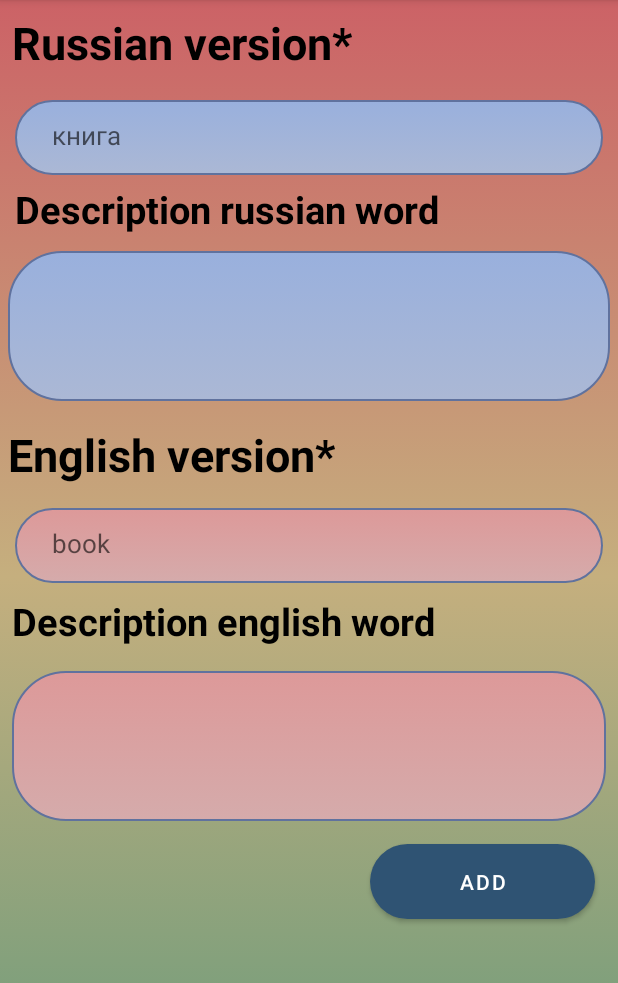
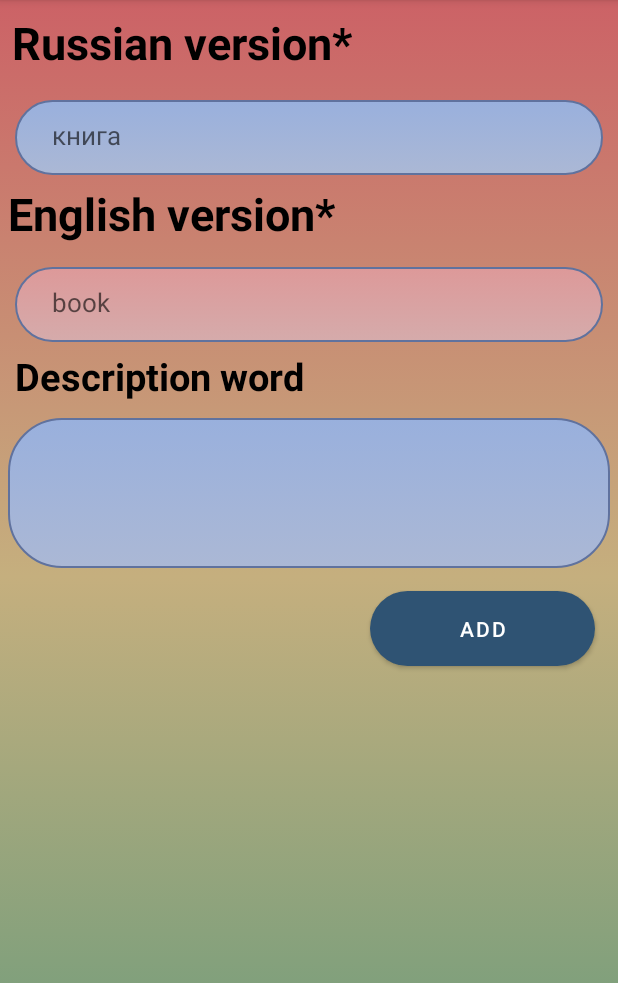
Before and after one commit to azizconi/LearningEnglish, an Android app: the DataFragment screen opened through its navigation route, after a tap on "ADD", on a phone screen of 412 x 824 dp, the part 84-1067 px from its top. Run offline under Robolectric (Android 15) with nearby library versions, the phone set to English and light mode, and no system bars; our stand-ins replace Room's generated code.

Commit message:
new data

```diff
--- a/app/src/main/java/com/example/learningenglish/data/DataBase.kt
+++ b/app/src/main/java/com/example/learningenglish/data/DataBase.kt
@@ -6,7 +6,7 @@ import androidx.room.Room
 import androidx.room.RoomDatabase
 
 
-@Database(entities = [Entity::class], version = 2)
+@Database(entities = [Entity::class], version = 3)
 abstract class DataBase : RoomDatabase() {
 
     abstract fun daoLearning(): DaoLearning
--- a/app/src/main/java/com/example/learningenglish/data/Entity.kt
+++ b/app/src/main/java/com/example/learningenglish/data/Entity.kt
@@ -15,7 +15,6 @@ data class Entity(
     @NonNull
     val englishVariant: String,
     @NonNull
-    val descriptionEnglishVariant: String,
     val russianVariant: String? = null,
-    val descriptionRussianVariant: String? = null
+    val descriptionAllWord: String? = null
 ) : Parcelable
--- a/app/src/main/java/com/example/learningenglish/ui/dataFragment/DataFragment.kt
+++ b/app/src/main/java/com/example/learningenglish/ui/dataFragment/DataFragment.kt
@@ -17,16 +17,16 @@ import com.google.android.material.snackbar.Snackbar
 
 class DataFragment : Fragment() {
     private lateinit var russianVersion: EditText
-    private lateinit var descriptionRussian: EditText
+
     private lateinit var englishVersion: EditText
-    private lateinit var descriptionEnglish: EditText
+    private lateinit var descriptionAll: EditText
     private lateinit var addWord: MaterialButton
     private lateinit var viewModel: MainViewModel
 
     private lateinit var setRussianVersion: String
-    private lateinit var setDescriptionRussian: String
+
     private lateinit var setEnglishVersion: String
-    private lateinit var setDescriptionEnglish: String
+    private lateinit var setDescriptionAll: String
 
     override fun onCreateView(
         inflater: LayoutInflater, container: ViewGroup?,
@@ -41,36 +41,21 @@ class DataFragment : Fragment() {
         super.onViewCreated(view, savedInstanceState)
 
         russianVersion = view.findViewById(R.id.russianVersion)
-        descriptionRussian = view.findViewById(R.id.descriptionRussian)
+
         englishVersion = view.findViewById(R.id.englishVersion)
-        descriptionEnglish = view.findViewById(R.id.descriptionEnglish)
+        descriptionAll = view.findViewById(R.id.descriptionAll)
         addWord = view.findViewById(R.id.addWord)
         viewModel = ViewModelProvider(this).get(MainViewModel::class.java)
 
 
-        russianVersion.setText(setRussianVersion)
-        descriptionRussian.setText(setDescriptionRussian)
-        englishVersion.setText(setEnglishVersion)
-        descriptionEnglish.setText(setDescriptionEnglish)
+
 
 
         addWord.setOnClickListener {
-            if (!TextUtils.isEmpty(getRussianVersion()) && !TextUtils.isEmpty(getEnglishVersion())) {
-                Toast.makeText(requireContext(), "Поля заполнены", Toast.LENGTH_SHORT)
-                    .show()
-            }else{
-                Toast.makeText(requireContext(), "Сначала заполните поля", Toast.LENGTH_SHORT)
-                    .show()
-            }
+
         }
 
     }
 
-    private fun getRussianVersion(): String {
-        return russianVersion.text.toString().trim()
-    }
 
-    private fun getEnglishVersion(): String {
-        return englishVersion.text.toString().trim()
-    }
 }
--- a/app/src/main/java/com/example/learningenglish/ui/mainFragment/MainFragment.kt
+++ b/app/src/main/java/com/example/learningenglish/ui/mainFragment/MainFragment.kt
@@ -65,7 +65,7 @@ class MainFragment : Fragment(), OnClick {
         Log.e("TAG", "onClickList: ", )
         val bundle: Bundle = Bundle()
         bundle.putParcelable("entity", entity)
-        findNavController().navigate(R.id.outDataFragment, bundle)
+        findNavController().navigate(R.id.dataFragment, bundle)
     }
 
 
--- a/app/src/main/res/layout/fragment_data.xml
+++ b/app/src/main/res/layout/fragment_data.xml
@@ -38,21 +38,23 @@
         android:layout_height="wrap_content"
         android:padding="5dp"
         android:paddingStart="10dp"
-        android:text="Description russian word"
+        android:text="Description word"
         android:textColor="@color/black"
         android:textSize="25sp"
         android:textStyle="bold"
+
         app:layout_constraintStart_toStartOf="parent"
-        app:layout_constraintTop_toBottomOf="@+id/russianVersion" />
+        app:layout_constraintTop_toBottomOf="@+id/englishVersion" />
 
 
     <EditText
-        android:id="@+id/descriptionRussian"
+        android:id="@+id/descriptionAll"
         android:layout_width="match_parent"
         android:layout_height="100dp"
 
         android:layout_margin="5dp"
         android:background="@drawable/bg_edittext"
+
         app:layout_constraintTop_toBottomOf="@+id/textView4" />
 
 
@@ -63,14 +65,13 @@
         android:id="@+id/textView5"
         android:layout_width="wrap_content"
         android:layout_height="wrap_content"
-        android:layout_marginTop="10dp"
         android:padding="5dp"
         android:text="English version*"
         android:textColor="@color/black"
         android:textSize="30sp"
         android:textStyle="bold"
         app:layout_constraintStart_toStartOf="parent"
-        app:layout_constraintTop_toBottomOf="@+id/descriptionRussian" />
+        app:layout_constraintTop_toBottomOf="@+id/russianVersion" />
 
     <EditText
         android:id="@+id/englishVersion"
@@ -83,28 +84,6 @@
 
         app:layout_constraintTop_toBottomOf="@+id/textView5" />
 
-    <TextView
-        android:id="@+id/textView6"
-        android:layout_width="wrap_content"
-        android:layout_height="wrap_content"
-        android:padding="8dp"
-        android:text="Description english word"
-        android:textColor="@color/black"
-        android:textSize="25sp"
-        android:textStyle="bold"
-        app:layout_constraintStart_toStartOf="parent"
-        app:layout_constraintTop_toBottomOf="@+id/englishVersion" />
-
-
-    <EditText
-        android:id="@+id/descriptionEnglish"
-        android:layout_width="match_parent"
-        android:layout_height="100dp"
-
-        android:layout_margin="8dp"
-        android:background="@drawable/bg_edittext_for_english_variant"
-        app:layout_constraintTop_toBottomOf="@+id/textView6" />
-
 
     <com.google.android.material.button.MaterialButton
         android:id="@+id/addWord"
@@ -116,7 +95,7 @@
         android:textColor="#fff"
         app:backgroundTint="#2F5373"
         app:layout_constraintEnd_toEndOf="parent"
-        app:layout_constraintTop_toBottomOf="@+id/descriptionEnglish" />
+        app:layout_constraintTop_toBottomOf="@+id/descriptionAll" />
 
 
 </androidx.constraintlayout.widget.ConstraintLayout>
--- a/app/src/main/res/navigation/nav_link.xml
+++ b/app/src/main/res/navigation/nav_link.xml
@@ -13,9 +13,6 @@
         <action
             android:id="@+id/action_mainFragment_to_dataFragment"
             app:destination="@id/dataFragment" />
-        <action
-            android:id="@+id/action_mainFragment_to_outDataFragment"
-            app:destination="@id/outDataFragment" />
     </fragment>
     <fragment
         android:id="@+id/dataFragment"
@@ -26,16 +23,4 @@
             android:id="@+id/action_dataFragment_to_mainFragment"
             app:destination="@id/mainFragment" />
     </fragment>
-    <fragment
-        android:id="@+id/outDataFragment"
-        android:name="com.example.learningenglish.ui.outDataFragment.OutDataFragment"
-        android:label="fragment_out_data"
-        tools:layout="@layout/fragment_out_data" >
-        <action
-            android:id="@+id/action_outDataFragment_to_dataFragment"
-            app:destination="@id/dataFragment" />
-        <action
-            android:id="@+id/action_outDataFragment_to_mainFragment"
-            app:destination="@id/mainFragment" />
-    </fragment>
 </navigation>
```
Also changed, not shown: app/src/main/java/com/example/learningenglish/ui/outDataFragment/OutDataFragment.kt (deleted, +0 -20 lines), app/src/main/res/layout/fragment_out_data.xml (deleted, +0 -12 lines).
